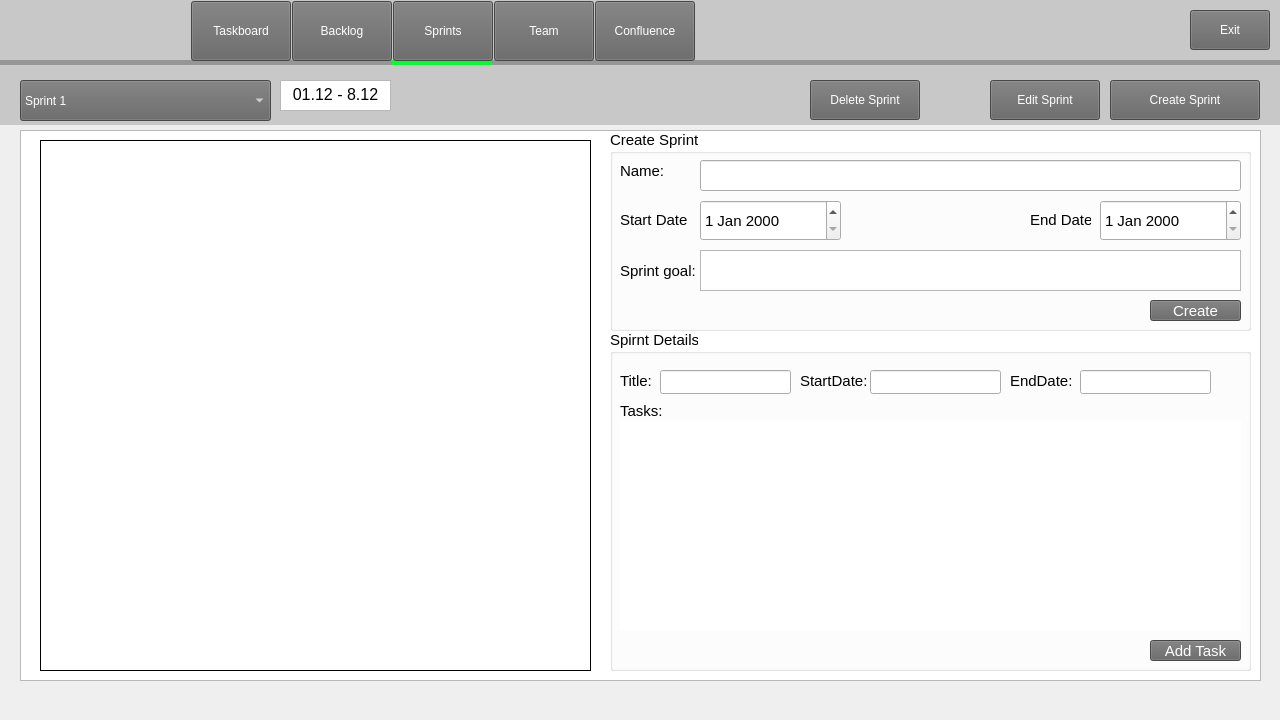
This is code/Staging_Environment/Recovered/Staging_Environment_Recorverd/parentboard.ui in muazzamaqeel/Software-Project-CTS-5 as Qt 5 draws it before an edit. The edited form follows.
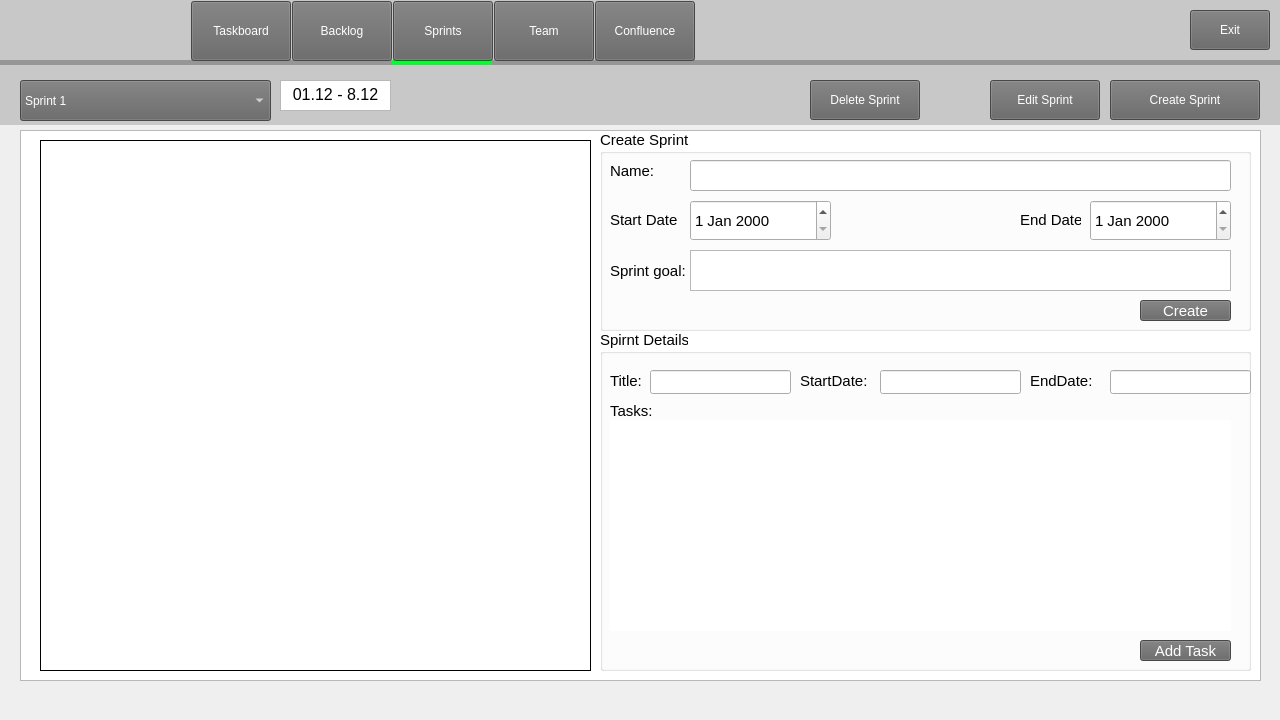
This is the edited form. The open tabs and pages were chosen to show the change. Icons and pictures are not drawn.

Commit message: Date Fix -  In Sprint Tab

The edit to the form file:
```diff
--- a/code/Staging_Environment/Recovered/Staging_Environment_Recorverd/parentboard.ui
+++ b/code/Staging_Environment/Recovered/Staging_Environment_Recorverd/parentboard.ui
@@ -1868,9 +1868,9 @@
     <widget class="QGroupBox" name="sprintGroupBox">
      <property name="geometry">
       <rect>
-       <x>610</x>
+       <x>600</x>
        <y>70</y>
-       <width>641</width>
+       <width>651</width>
        <height>201</height>
       </rect>
      </property>
@@ -2053,9 +2053,9 @@
     <widget class="QGroupBox" name="Sprint_View_Box">
      <property name="geometry">
       <rect>
-       <x>610</x>
+       <x>600</x>
        <y>270</y>
-       <width>641</width>
+       <width>651</width>
        <height>341</height>
       </rect>
      </property>
@@ -2083,9 +2083,9 @@
      <widget class="QLineEdit" name="Edit_Sprint_Name">
       <property name="geometry">
        <rect>
-        <x>260</x>
+        <x>50</x>
         <y>40</y>
-        <width>131</width>
+        <width>141</width>
         <height>24</height>
        </rect>
       </property>
@@ -2093,9 +2093,9 @@
      <widget class="QLabel" name="Label_Sprint_StartDate">
       <property name="geometry">
        <rect>
-        <x>190</x>
+        <x>200</x>
         <y>40</y>
-        <width>71</width>
+        <width>81</width>
         <height>21</height>
        </rect>
       </property>
@@ -2106,9 +2106,9 @@
      <widget class="QLineEdit" name="Edit_Sprint_StartDate">
       <property name="geometry">
        <rect>
-        <x>470</x>
+        <x>280</x>
         <y>40</y>
-        <width>131</width>
+        <width>141</width>
         <height>24</height>
        </rect>
       </property>
@@ -2116,7 +2116,7 @@
      <widget class="QLabel" name="Label_Sprint_EndDate">
       <property name="geometry">
        <rect>
-        <x>400</x>
+        <x>430</x>
         <y>40</y>
         <width>81</width>
         <height>21</height>
@@ -2129,9 +2129,9 @@
      <widget class="QLineEdit" name="Edit_Sprint_EndDate">
       <property name="geometry">
        <rect>
-        <x>50</x>
+        <x>510</x>
         <y>40</y>
-        <width>131</width>
+        <width>141</width>
         <height>24</height>
        </rect>
       </property>
```
Left out of the diff: 2 changed lines with no effect on the pictures. The commit also changes 1 other file.
